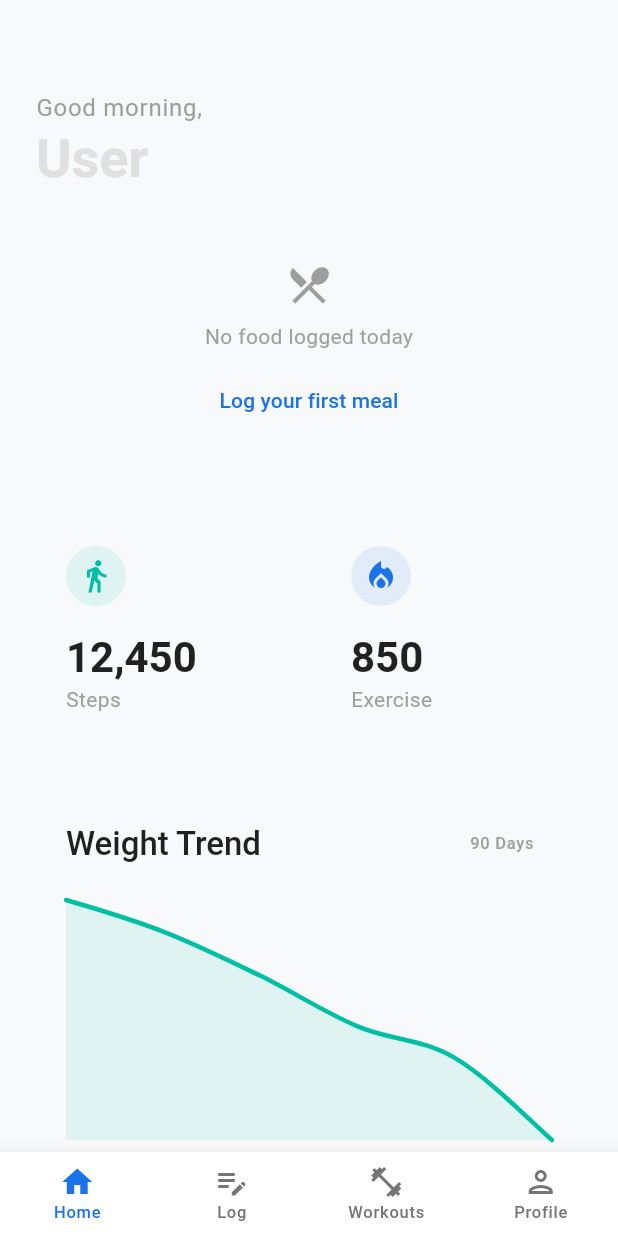
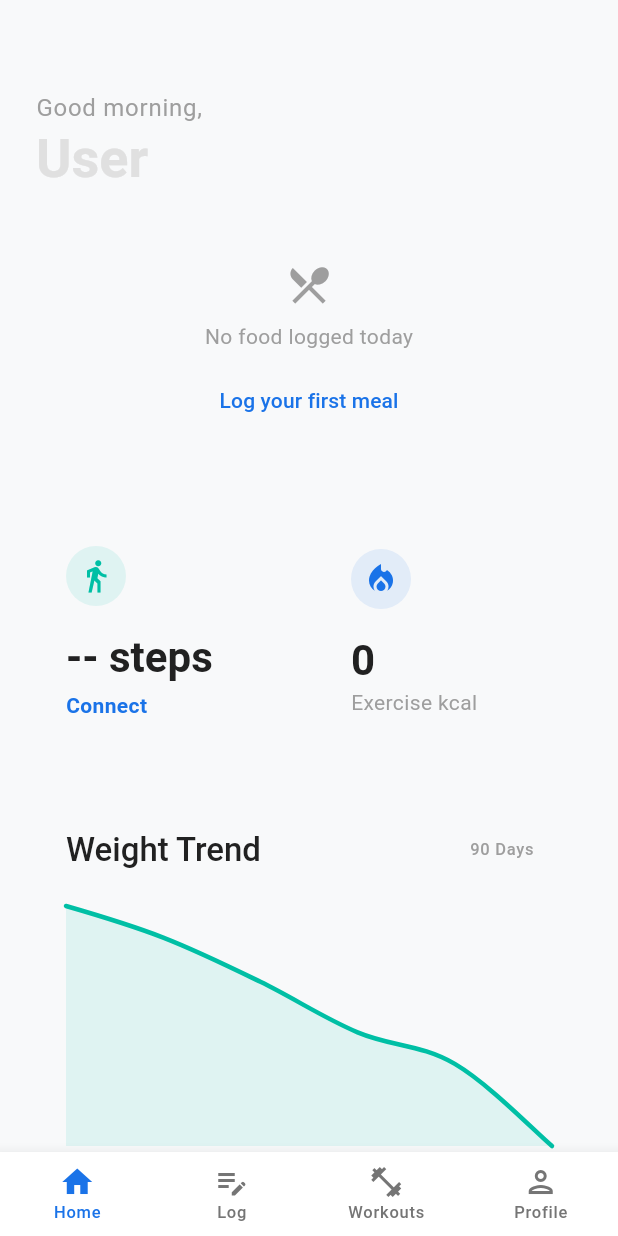
Before and after one commit to Femstar08/Welltrack_v2, a Flutter app: the DashboardScreen screen opened by its route, on a phone screen of 412 x 824 dp. Run offline on Flutter 3.47's test engine with Material 3 defaults, Android fonts, the phone set to English and light mode, and no system bars; drawn by our look-alikes of fl_chart; our stand-ins replace app_links, audioplayers, cached_network_image, connectivity_plus, dio, flutter_local_notifications and 14 more; missing offline and left inert: google_mlkit_text_recognition, health, mobile_scanner, workmanager; accounts and stored records are empty; statements that could not run were skipped.

Commit message:
feat: P14-004 - Create Steps and Exercise summary tiles
Co-Authored-By: Claude Opus 4.6 (1M context) <noreply@anthropic.com>

```diff
--- a/agentic-mobile-template/lib/features/dashboard/presentation/dashboard_screen.dart
+++ b/agentic-mobile-template/lib/features/dashboard/presentation/dashboard_screen.dart
@@ -1,5 +1,4 @@
 import 'dart:async';
-import 'dart:ui';
 import 'package:flutter/material.dart';
 import 'package:flutter/services.dart';
 import 'package:flutter_riverpod/flutter_riverpod.dart';
@@ -15,6 +14,8 @@ import 'widgets/workouts_card.dart';
 import 'widgets/daily_coach_card.dart';
 import 'widgets/dashboard_scenario_nudges.dart';
 import 'widgets/nutrition_summary_carousel.dart';
+import 'widgets/steps_summary_tile.dart';
+import 'widgets/exercise_summary_tile.dart';
 import '../../goals/domain/goal_entity.dart';
 import '../../goals/presentation/goals_provider.dart';
 import '../../habits/presentation/habit_provider.dart';
@@ -95,11 +96,21 @@ class _DashboardScreenState extends ConsumerState<DashboardScreen> {
                   ),
                   const SliverToBoxAdapter(child: SizedBox(height: 32)),
 
-                  // 2. Metrics Row
+                  // 2. Steps + Exercise Row
                   SliverToBoxAdapter(
                     child: Padding(
                       padding: const EdgeInsets.symmetric(horizontal: 24),
-                      child: _buildMetricsRow(context),
+                      child: Row(
+                        children: [
+                          Expanded(
+                            child: StepsSummaryTile(profileId: widget.profileId),
+                          ),
+                          const SizedBox(width: 16),
+                          Expanded(
+                            child: ExerciseSummaryTile(profileId: widget.profileId),
+                          ),
+                        ],
+                      ),
                     ),
                   ),
                   const SliverToBoxAdapter(child: SizedBox(height: 32)),
@@ -165,83 +176,6 @@ class _DashboardScreenState extends ConsumerState<DashboardScreen> {
                   const SliverToBoxAdapter(child: SizedBox(height: 100)),
                 ],
               ),
-      ),
-    );
-  }
-
-  Widget _buildMetricsRow(BuildContext context) {
-    return Row(
-      children: [
-        Expanded(
-          child: _buildGlassMetricCard(
-            context,
-            icon: Icons.directions_walk,
-            iconColor: AppColors.secondary,
-            value: '12,450',
-            label: 'Steps',
-          ),
-        ),
-        const SizedBox(width: 16),
-        Expanded(
-          child: _buildGlassMetricCard(
-            context,
-            icon: Icons.local_fire_department,
-            iconColor: AppColors.primary,
-            value: '850',
-            label: 'kcal',
-            subtitle: 'Exercise',
-          ),
-        ),
-      ],
-    );
-  }
-
-  Widget _buildGlassMetricCard(
-    BuildContext context, {
-    required IconData icon,
-    required Color iconColor,
-    required String value,
-    required String label,
-    String? subtitle,
-  }) {
-    // Glassmorphism effect via ClipRRect & BackdropFilter, layered on surfaceContainerLow
-    return ClipRRect(
-      borderRadius: BorderRadius.circular(24),
-      child: BackdropFilter(
-        filter: ImageFilter.blur(sigmaX: 10, sigmaY: 10),
-        child: Container(
-          padding: const EdgeInsets.all(20),
-          decoration: BoxDecoration(
-            color: AppColors.surfaceContainerLow.withValues(alpha: 0.6),
-            borderRadius: BorderRadius.circular(24),
-          ),
-          child: Column(
-            crossAxisAlignment: CrossAxisAlignment.start,
-            children: [
-              Container(
-                padding: const EdgeInsets.all(8),
-                decoration: BoxDecoration(
-                  color: iconColor.withValues(alpha: 0.1),
-                  shape: BoxShape.circle,
-                ),
-                child: Icon(icon, color: iconColor, size: 24),
-              ),
-              const SizedBox(height: 16),
-              Text(
-                value,
-                style: Theme.of(context).textTheme.headlineMedium?.copyWith(
-                      fontWeight: FontWeight.w600,
-                    ),
-              ),
-              Text(
-                subtitle ?? label,
-                style: Theme.of(context).textTheme.bodyMedium?.copyWith(
-                      color: AppColors.textSecondaryDark,
-                    ),
-              ),
-            ],
-          ),
-        ),
       ),
     );
   }
--- /dev/null
+++ b/agentic-mobile-template/lib/features/dashboard/presentation/widgets/exercise_summary_tile.dart
@@ -0,0 +1,82 @@
+import 'dart:ui';
+import 'package:flutter/material.dart';
+import 'package:flutter_riverpod/flutter_riverpod.dart';
+import 'package:go_router/go_router.dart';
+import '../../../../shared/core/theme/app_colors.dart';
+import '../../../meals/presentation/today_nutrition_provider.dart';
+
+/// Dashboard tile showing today's exercise calories and duration
+/// from completed workouts and Health Connect active calories.
+class ExerciseSummaryTile extends ConsumerWidget {
+  const ExerciseSummaryTile({super.key, required this.profileId});
+  final String profileId;
+
+  @override
+  Widget build(BuildContext context, WidgetRef ref) {
+    final exerciseAsync = ref.watch(todayExerciseProvider(profileId));
+
+    return GestureDetector(
+      onTap: () => context.push('/workouts'),
+      child: ClipRRect(
+        borderRadius: BorderRadius.circular(24),
+        child: BackdropFilter(
+          filter: ImageFilter.blur(sigmaX: 10, sigmaY: 10),
+          child: Container(
+            padding: const EdgeInsets.all(20),
+            decoration: BoxDecoration(
+              color: AppColors.surfaceContainerLow.withValues(alpha: 0.6),
+              borderRadius: BorderRadius.circular(24),
+            ),
+            child: exerciseAsync.when(
+              loading: () => _buildContent(context, null, isLoading: true),
+              error: (_, __) => _buildContent(context, null),
+              data: (exercise) => _buildContent(context, exercise),
+            ),
+          ),
+        ),
+      ),
+    );
+  }
+
+  Widget _buildContent(BuildContext context, ExerciseSummary? exercise,
+      {bool isLoading = false}) {
+    final cals = exercise?.caloriesBurned ?? 0;
+    final mins = exercise?.durationMinutes ?? 0;
+
+    return Column(
+      crossAxisAlignment: CrossAxisAlignment.start,
+      children: [
+        Container(
+          padding: const EdgeInsets.all(8),
+          decoration: BoxDecoration(
+            color: AppColors.primary.withValues(alpha: 0.1),
+            shape: BoxShape.circle,
+          ),
+          child: const Icon(Icons.local_fire_department,
+              color: AppColors.primary, size: 24),
+        ),
+        const SizedBox(height: 16),
+        if (isLoading)
+          const SizedBox(
+            height: 20,
+            width: 20,
+            child: CircularProgressIndicator(strokeWidth: 2),
+          )
+        else ...[
+          Text(
+            '$cals',
+            style: Theme.of(context).textTheme.headlineMedium?.copyWith(
+                  fontWeight: FontWeight.w600,
+                ),
+          ),
+          Text(
+            mins > 0 ? 'kcal \u00b7 ${mins}min' : 'Exercise kcal',
+            style: Theme.of(context).textTheme.bodyMedium?.copyWith(
+                  color: AppColors.textSecondaryDark,
+                ),
+          ),
+        ],
+      ],
+    );
+  }
+}
--- /dev/null
+++ b/agentic-mobile-template/lib/features/dashboard/presentation/widgets/steps_summary_tile.dart
@@ -0,0 +1,130 @@
+import 'dart:ui';
+import 'package:flutter/material.dart';
+import 'package:flutter_riverpod/flutter_riverpod.dart';
+import 'package:go_router/go_router.dart';
+import '../../../../shared/core/theme/app_colors.dart';
+import '../../../meals/presentation/today_nutrition_provider.dart';
+
+/// Dashboard tile showing today's step count from Health Connect / Garmin.
+/// When no health data source is connected, shows a Connect prompt.
+class StepsSummaryTile extends ConsumerWidget {
+  const StepsSummaryTile({super.key, required this.profileId});
+  final String profileId;
+
+  static const int _defaultStepTarget = 10000;
+
+  @override
+  Widget build(BuildContext context, WidgetRef ref) {
+    final stepsAsync = ref.watch(todayStepsProvider(profileId));
+
+    return GestureDetector(
+      onTap: () => context.push('/health/steps'),
+      child: ClipRRect(
+        borderRadius: BorderRadius.circular(24),
+        child: BackdropFilter(
+          filter: ImageFilter.blur(sigmaX: 10, sigmaY: 10),
+          child: Container(
+            padding: const EdgeInsets.all(20),
+            decoration: BoxDecoration(
+              color: AppColors.surfaceContainerLow.withValues(alpha: 0.6),
+              borderRadius: BorderRadius.circular(24),
+            ),
+            child: stepsAsync.when(
+              loading: () => _buildContent(context, null, isLoading: true),
+              error: (_, __) => _buildContent(context, null),
+              data: (steps) => _buildContent(context, steps),
+            ),
+          ),
+        ),
+      ),
+    );
+  }
+
+  Widget _buildContent(BuildContext context, int? steps,
+      {bool isLoading = false}) {
+    final hasData = steps != null;
+    final progress = hasData ? (steps / _defaultStepTarget).clamp(0.0, 1.0) : 0.0;
+
+    return Column(
+      crossAxisAlignment: CrossAxisAlignment.start,
+      children: [
+        Row(
+          children: [
+            Container(
+              padding: const EdgeInsets.all(8),
+              decoration: BoxDecoration(
+                color: AppColors.secondary.withValues(alpha: 0.1),
+                shape: BoxShape.circle,
+              ),
+              child: const Icon(Icons.directions_walk,
+                  color: AppColors.secondary, size: 24),
+            ),
+            if (hasData) ...[
+              const Spacer(),
+              SizedBox(
+                width: 28,
+                height: 28,
+                child: CircularProgressIndicator(
+                  value: progress,
+                  strokeWidth: 3,
+                  backgroundColor:
+                      AppColors.secondary.withValues(alpha: 0.15),
+                  color: AppColors.secondary,
+                ),
+              ),
+            ],
+          ],
+        ),
+        const SizedBox(height: 16),
+        if (isLoading)
+          const SizedBox(
+            height: 20,
+            width: 20,
+            child: CircularProgressIndicator(strokeWidth: 2),
+          )
+        else if (!hasData) ...[
+          Text(
+            '-- steps',
+            style: Theme.of(context).textTheme.headlineMedium?.copyWith(
+                  fontWeight: FontWeight.w600,
+                ),
+          ),
+          const SizedBox(height: 4),
+          GestureDetector(
+            onTap: () => context.push('/health/connections'),
+            child: Text(
+              'Connect',
+              style: Theme.of(context).textTheme.bodyMedium?.copyWith(
+                    color: AppColors.primary,
+                    fontWeight: FontWeight.w600,
+                  ),
+            ),
+          ),
+        ] else ...[
+          Text(
+            _formatSteps(steps),
+            style: Theme.of(context).textTheme.headlineMedium?.copyWith(
+                  fontWeight: FontWeight.w600,
+                ),
+          ),
+          Text(
+            'Steps',
+            style: Theme.of(context).textTheme.bodyMedium?.copyWith(
+                  color: AppColors.textSecondaryDark,
+                ),
+          ),
+        ],
+      ],
+    );
+  }
+
+  String _formatSteps(int steps) {
+    if (steps >= 1000) {
+      final thousands = steps ~/ 1000;
+      final remainder = (steps % 1000) ~/ 100;
+      if (remainder == 0) return '${thousands}k';
+      return '$thousands,${(steps % 1000).toString().padLeft(3, '0')}';
+    }
+    return steps.toString();
+  }
+}
--- a/agentic-mobile-template/lib/features/meals/presentation/today_nutrition_provider.dart
+++ b/agentic-mobile-template/lib/features/meals/presentation/today_nutrition_provider.dart
@@ -8,6 +8,7 @@ import '../../freemium/data/freemium_repository.dart';
 import '../../freemium/domain/plan_tier.dart';
 import '../../health/data/health_repository.dart';
 import '../../health/domain/health_metric_entity.dart';
+import '../../workouts/data/workout_repository.dart';
 
 // ---------------------------------------------------------------------------
 // State classes
@@ -256,6 +257,47 @@ final todayStepsProvider =
   return metrics.fold<double>(0, (sum, m) => sum + (m.valueNum ?? 0)).toInt();
 });
 
+/// Today's exercise summary: calories burned and total duration.
+class ExerciseSummary {
+  const ExerciseSummary({
+    required this.caloriesBurned,
+    required this.durationMinutes,
+  });
+  final int caloriesBurned;
+  final int durationMinutes;
+}
+
+/// Today's exercise calories + duration from completed workouts and health metrics.
+final todayExerciseProvider =
+    FutureProvider.family<ExerciseSummary, String>((ref, profileId) async {
+  final today = DateTime.now();
+  final startOfDay = DateTime(today.year, today.month, today.day);
+  final endOfDay = startOfDay.add(const Duration(days: 1));
+
+  // Active calories from Health Connect / Garmin
+  final healthRepo = ref.watch(healthRepositoryProvider);
+  final calMetrics = await healthRepo.getMetrics(
+    profileId,
+    MetricType.calories,
+    startDate: startOfDay,
+    endDate: endOfDay,
+  );
+  final activeCals =
+      calMetrics.fold<double>(0, (sum, m) => sum + (m.valueNum ?? 0)).toInt();
+
+  // Duration from completed workouts today
+  final workoutRepo = ref.watch(workoutRepositoryProvider);
+  final todayWorkouts = await workoutRepo.getTodayWorkouts(profileId);
+  final totalMinutes = todayWorkouts
+      .where((w) => w.completed)
+      .fold<int>(0, (sum, w) => sum + (w.durationMinutes ?? 0));
+
+  return ExerciseSummary(
+    caloriesBurned: activeCals,
+    durationMinutes: totalMinutes,
+  );
+});
+
 // ---------------------------------------------------------------------------
 // Helpers
 // ---------------------------------------------------------------------------
--- a/agentic-mobile-template/scripts/ralph/prd.json
+++ b/agentic-mobile-template/scripts/ralph/prd.json
@@ -327,7 +327,7 @@
     {
       "id": "P14-004",
       "title": "Create Steps and Exercise summary tiles",
-      "passes": false,
+      "passes": true,
       "priority": 19,
       "acceptanceCriteria": [
         "Read PRPs/meals-v5-implementation-plan.md section 5.5",
```
Also changed, not shown: agentic-mobile-template/scripts/ralph/progress.txt (+19 -0 lines).
